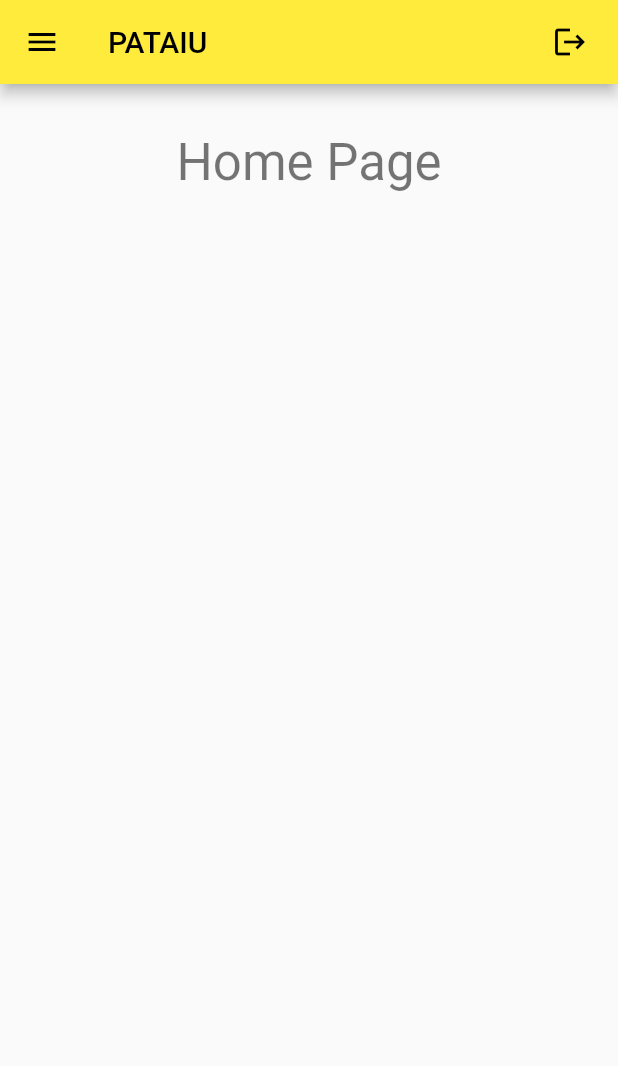
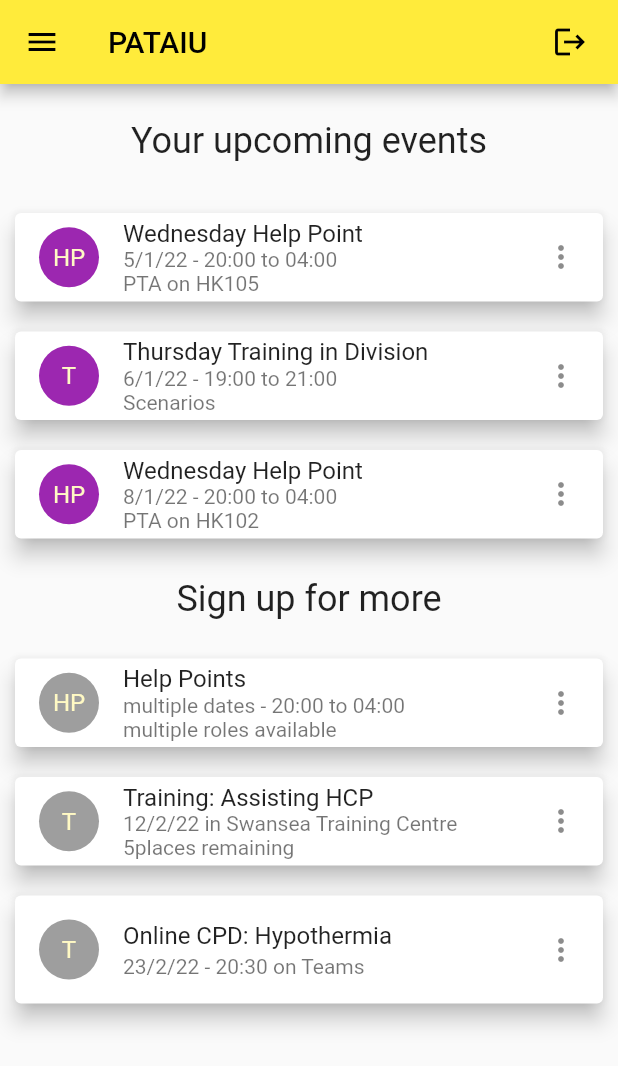
Before and after one commit to michalporeba/dangilydd, a Flutter app: the MainPage screen opened directly, on a phone screen of 412 x 824 dp. Shown: the top 1066 px of the screen. Run offline on Flutter 3.47's test engine with Material 2 defaults, Android fonts, the light colour scheme and no system bars; our stand-ins replace flutter_riverpod; network calls fail.

Commit message:
adding fake events on the home screen

```diff
--- a/lib/pages.dart
+++ b/lib/pages.dart
@@ -50,8 +50,42 @@ class HomePage extends StatelessWidget {
         child: Column(
             children: [
               Padding(
-                padding: const EdgeInsets.all(32.0),
-                child: Text('Home Page', style: Theme.of(context).textTheme.headline4),
+                padding: const EdgeInsets.all(24.0),
+                child: Text('Your upcoming events', style: Theme.of(context).textTheme.headline5),
+              ),
+              const EventTile(
+                leading: EventLogo(text: 'HP'),
+                title: 'Wednesday Help Point',
+                subtitle: '5/1/22 - 20:00 to 04:00\nPTA on HK105'
+              ),
+              const EventTile(
+                  leading: EventLogo(text: 'T'),
+                  title: 'Thursday Training in Division',
+                  subtitle: '6/1/22 - 19:00 to 21:00\nScenarios'
+              ),
+              const EventTile(
+                  leading: EventLogo(text: 'HP'),
+                  title: 'Wednesday Help Point',
+                  subtitle: '8/1/22 - 20:00 to 04:00\nPTA on HK102'
+              ),
+              Padding(
+                padding: const EdgeInsets.all(16.0),
+                child: Text('Sign up for more', style: Theme.of(context).textTheme.headline5),
+              ),
+              const EventTile(
+                  leading: EventLogo(text: 'HP', color: Colors.black38),
+                  title: 'Help Points',
+                  subtitle: 'multiple dates - 20:00 to 04:00\nmultiple roles available'
+              ),
+              const EventTile(
+                  leading: EventLogo(text: 'T', color: Colors.black38),
+                  title: 'Training: Assisting HCP',
+                  subtitle: '12/2/22 in Swansea Training Centre\n5places remaining'
+              ),
+              const EventTile(
+                  leading: EventLogo(text: 'T', color: Colors.black38),
+                  title: 'Online CPD: Hypothermia',
+                  subtitle: '23/2/22 - 20:30 on Teams'
               ),
               const Spacer(),
             ]
@@ -59,6 +93,54 @@ class HomePage extends StatelessWidget {
     );
   }
 }
+
+class EventLogo extends StatelessWidget {
+  final Color color;
+  final String text;
+
+  const EventLogo({
+    required this.text,
+    Color? color,
+    Key? key
+  }) : color = color ?? Colors.purple, super(key: key);
+
+  @override
+  Widget build(BuildContext context) {
+    return CircleAvatar(
+      child: Text(text),
+      backgroundColor: color
+    );
+  }
+}
+
+
+class EventTile extends StatelessWidget {
+  final Widget leading;
+  final String title;
+  final String? subtitle;
+
+  const EventTile({
+    required this.leading,
+    required this.title,
+    this.subtitle,
+    Key? key
+  }) : super(key: key);
+
+  @override
+  Widget build(BuildContext context) {
+    return Card(
+      elevation: 6,
+      margin: EdgeInsets.all(10),
+      child: ListTile(
+        leading: leading,
+        title: Text(title),
+        subtitle: (subtitle == null) ? null : Text(subtitle!),
+        trailing: const Icon(Icons.more_vert),
+      ),
+    );
+  }
+}
+
 
 class ResourcesPage extends StatelessWidget {
   const ResourcesPage({Key? key}) : super(key: key);
```
